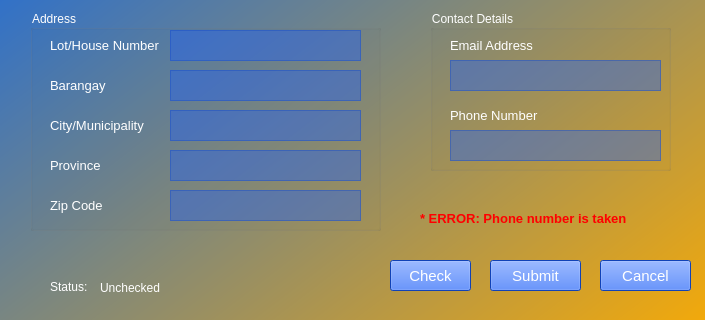
The window that ui/registerWindow.ui (AngeloXD13/Simple_ATM_Interface) describes before a commit, drawn with Qt 5; both pictures show x 0 to 705 and y 220 to 540 of the 705 by 540 pixel window.
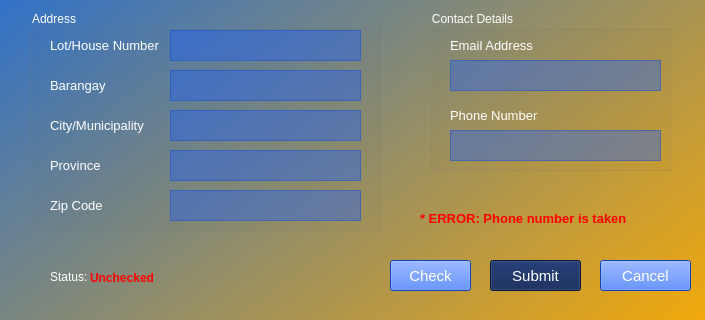
The same window after the commit.

Patch:
```diff
--- a/ui/registerWindow.ui
+++ b/ui/registerWindow.ui
@@ -712,7 +712,7 @@
     </property>
     <property name="styleSheet">
      <string notr="true">color: rgb(255, 255, 255);
-background-color: rgb(24, 93, 255);</string>
+background-color:rgb(8, 30, 81);</string>
     </property>
     <property name="text">
      <string>Submit</string>
@@ -744,7 +744,7 @@
     <property name="geometry">
      <rect>
       <x>50</x>
-      <y>500</y>
+      <y>490</y>
       <width>47</width>
       <height>13</height>
      </rect>
@@ -760,15 +760,21 @@
    <widget class="QLabel" name="status_lbl">
     <property name="geometry">
      <rect>
-      <x>100</x>
-      <y>500</y>
-      <width>81</width>
+      <x>90</x>
+      <y>490</y>
+      <width>261</width>
       <height>16</height>
      </rect>
     </property>
+    <property name="font">
+     <font>
+      <weight>75</weight>
+      <bold>true</bold>
+     </font>
+    </property>
     <property name="styleSheet">
      <string notr="true">background-color: qlineargradient(spread:pad, x1:0, y1:0, x2:1, y2:1, stop:0 rgba(0, 0, 0, 0), stop:1 rgba(0, 0, 0, 0));
-color: rgb(255, 255, 255);</string>
+color: rgb(255, 0, 0);</string>
     </property>
     <property name="text">
      <string>Unchecked</string>
```
